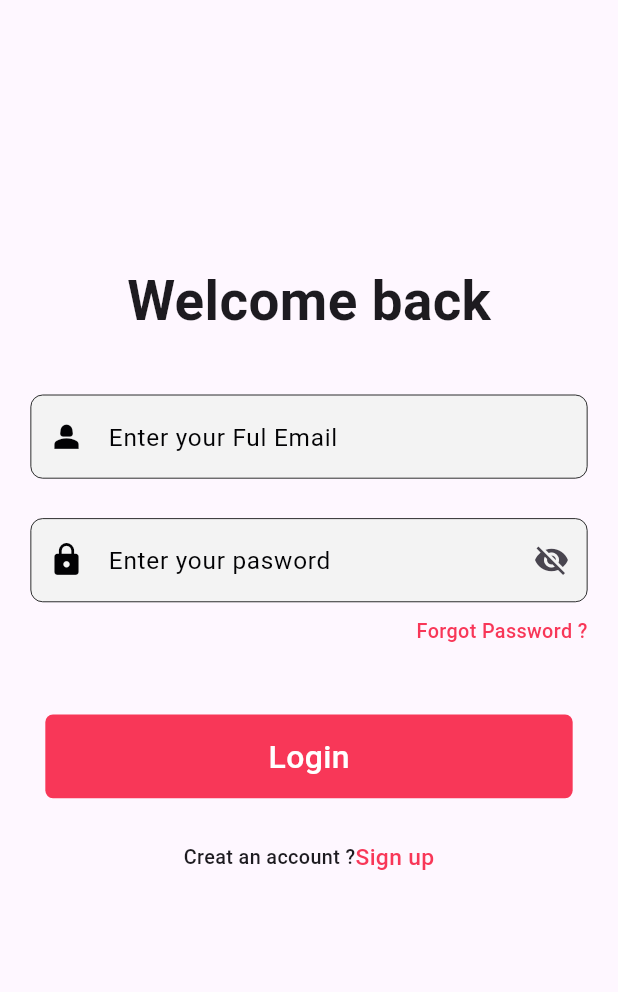
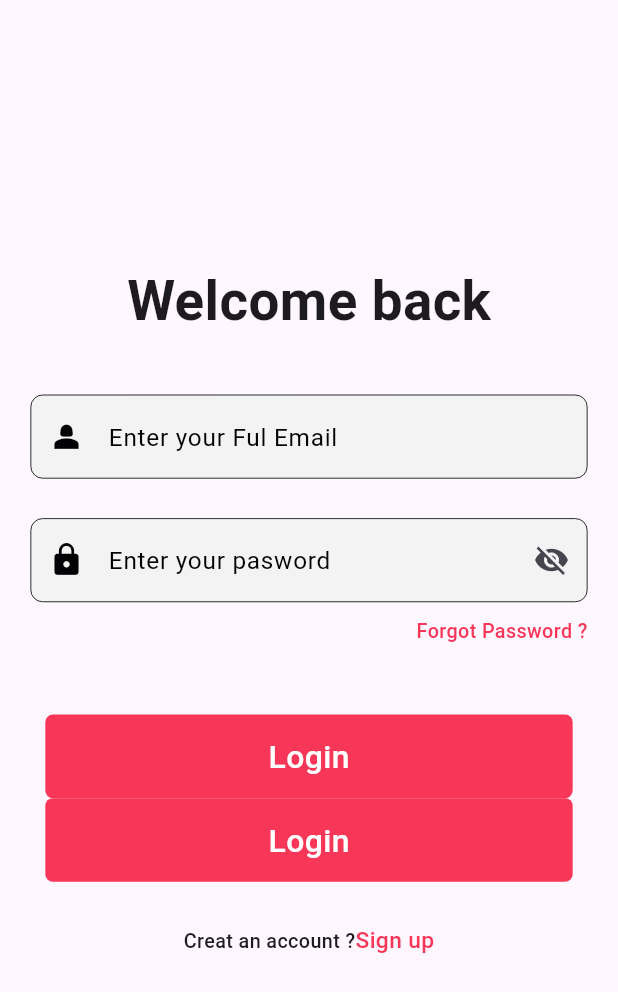
Before and after one commit to saddamhussain11/stylish, a Flutter app: the LoginScreen screen opened directly, on a phone screen of 412 x 824 dp. Shown: the top 992 px of the screen. Run offline on Flutter 3.47's test engine with Material 3 defaults, Android fonts, the phone set to English and light mode, and no system bars; our stand-ins replace cloud_functions, flutter_screenutil, get, get_storage; accounts and stored records are empty; network calls fail.

Commit message:
update 6/8/25

```diff
--- a/lib/view/auth/login_screen.dart
+++ b/lib/view/auth/login_screen.dart
@@ -48,7 +48,6 @@ class _LoginScreenState extends State<LoginScreen> {
                       ),
                     ),
                     SizedBox(height: 21.h),
-
                     SizedBox(height: 15.h),
                     Form(
                       key: _formkey,
@@ -77,7 +76,6 @@ class _LoginScreenState extends State<LoginScreen> {
                             border: true,
                             labeltext: 'Enter your pasword',
                             inputType: TextInputType.visiblePassword,
-
                             showSuffixIcon: true,
                             validator: (value) {
                               if (value == '' || value == null) {
@@ -130,7 +128,22 @@ class _LoginScreenState extends State<LoginScreen> {
                         },
                       ),
                     ),
-
+                    Custombuton(
+                      isLoading: authController.isLoading.value,
+                      backgroundColor: Appcolors.pinkColor,
+                      height: 55.h,
+                      width: 320.w,
+                      borderRadius: BorderRadius.circular(5.r),
+                      title: 'Login',
+                      ontap: () {
+                        if (_formkey.currentState!.validate()) {
+                          authController.login(
+                            emailcontroler.text,
+                            paswordcontroler.text,
+                          );
+                        }
+                      },
+                    ),
                     SizedBox(height: 28.h),
                     Row(
                       mainAxisAlignment: MainAxisAlignment.center,
```
Also changed, not shown: lib/controller/backend/product_controller.dart (+0 -64 lines).
